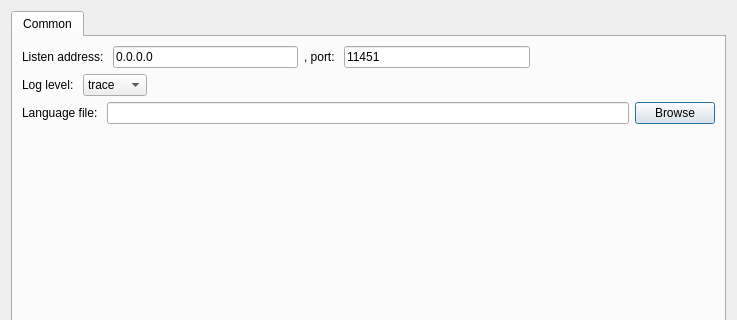
Old version of the form src/MusubiServer/Window/MainWindow/Setting.ui in the repository WINKILLERS/Musubi; both pictures show x 0 to 737 and y 0 to 320 of the 737 by 483 pixel window.
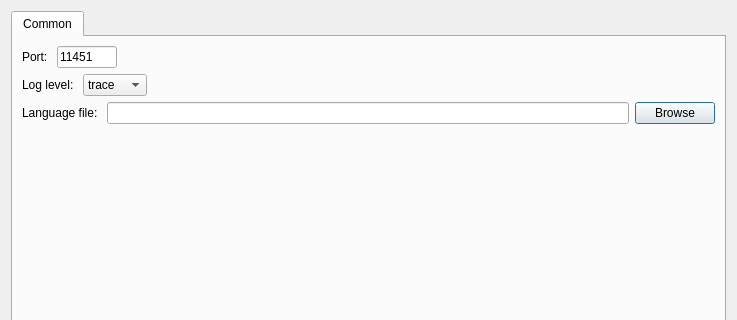
New version of the form.

The edit to the form file:
```diff
--- a/src/MusubiServer/Window/MainWindow/Setting.ui
+++ b/src/MusubiServer/Window/MainWindow/Setting.ui
@@ -29,29 +29,27 @@
       <layout class="QVBoxLayout" name="verticalLayout">
        <item>
         <layout class="QHBoxLayout" name="horizontalLayout">
-         <item>
-          <widget class="QLabel" name="label">
-           <property name="text">
-            <string>Listen address: </string>
-           </property>
-          </widget>
-         </item>
-         <item>
-          <widget class="QLineEdit" name="listen_address">
-           <property name="text">
-            <string notr="true">0.0.0.0</string>
-           </property>
-          </widget>
-         </item>
          <item>
           <widget class="QLabel" name="label_2">
            <property name="text">
-            <string>, port: </string>
+            <string>Port: </string>
            </property>
           </widget>
          </item>
          <item>
           <widget class="QLineEdit" name="port">
+           <property name="minimumSize">
+            <size>
+             <width>0</width>
+             <height>0</height>
+            </size>
+           </property>
+           <property name="maximumSize">
+            <size>
+             <width>60</width>
+             <height>16777215</height>
+            </size>
+           </property>
            <property name="inputMethodHints">
             <set>Qt::ImhDigitsOnly</set>
            </property>
```
